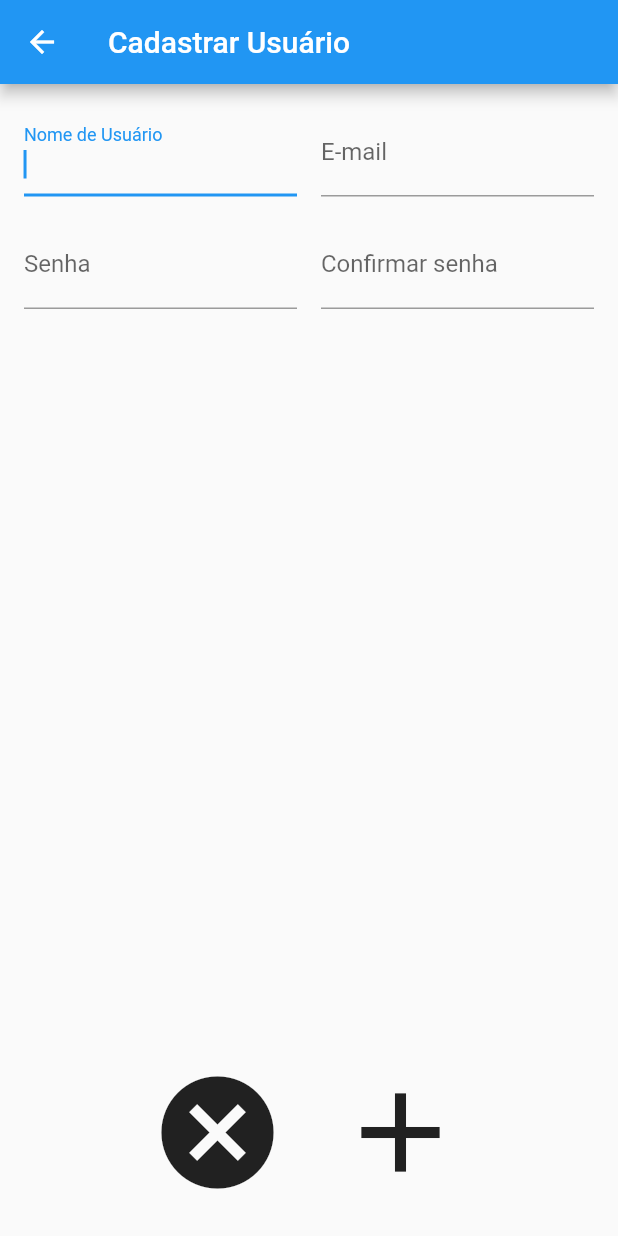
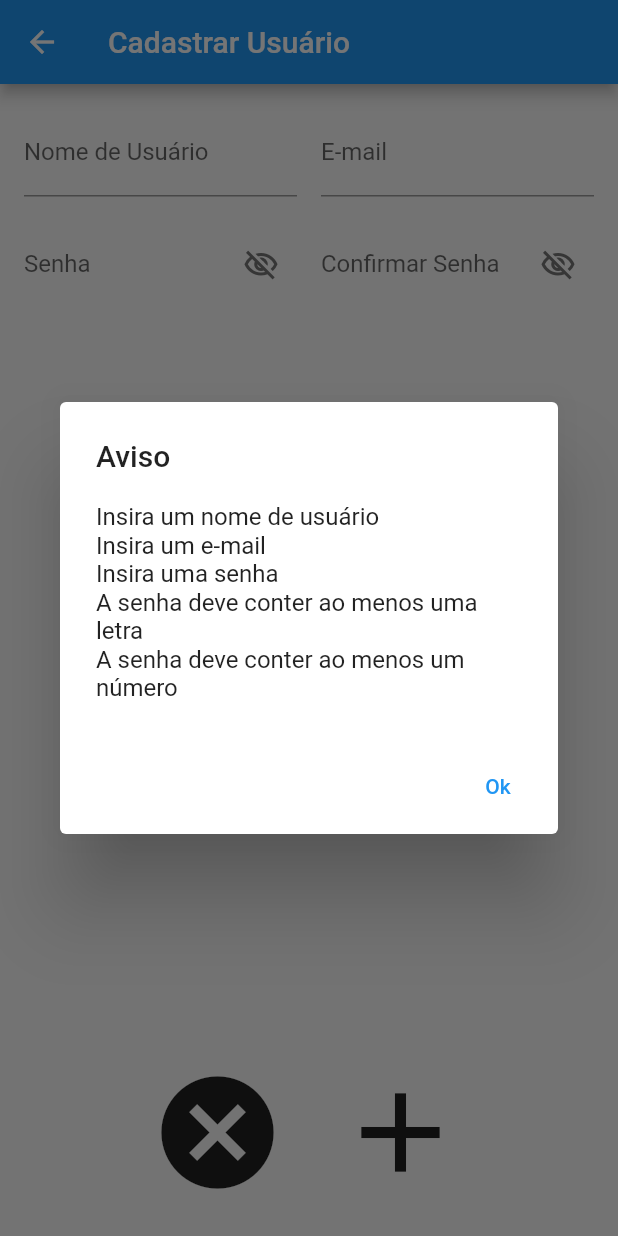
Before and after one commit to RVairoletto/prototipo-navegacao, a Flutter app: the UsuariosFormView screen opened by its route, after a tap on the "add" icon, on a phone screen of 412 x 824 dp. Run offline on Flutter 3.47's test engine with Material 2 defaults, Android fonts, the phone set to English and light mode, and no system bars.

Commit message:
validações de senha, obscurecimento dos campos de senha e consistência de avisos

```diff
--- a/lib/controller/controller_login.dart
+++ b/lib/controller/controller_login.dart
@@ -1,5 +1,3 @@
-import 'dart:convert';
-
 import 'package:flutter/material.dart';
 import 'package:prototipo_navegacao/api/api_response.dart';
 import 'package:prototipo_navegacao/api/api_client.dart';
--- a/lib/view/usuarios/usuarios_form.dart
+++ b/lib/view/usuarios/usuarios_form.dart
@@ -15,6 +15,12 @@ class _UsuariosFormViewState extends State<UsuariosFormView> {
   TextEditingController ctrSenha = TextEditingController();
   TextEditingController ctrConfirmarSenha = TextEditingController();
   ControllerUsuarios controllerUsuario = ControllerUsuarios();
+
+  RegExp regExpLetras = RegExp('[a-zA-Z]');
+  RegExp regExpNumeros = RegExp('[0-9]');
+
+  bool exibirSenha = false;
+  bool exibirConfirmarSenha = false;
 
   UsuarioModel usuario = UsuarioModel();
 
@@ -77,16 +83,44 @@ class _UsuariosFormViewState extends State<UsuariosFormView> {
                             padding: const EdgeInsets.all(8.0),
                             child: TextFormField(
                               controller: ctrSenha,
-                            autovalidateMode: AutovalidateMode.onUserInteraction,
+                              obscureText: !exibirSenha,
+                              autovalidateMode:
+                                  AutovalidateMode.onUserInteraction,
                               onChanged: (value) => setState(() {
                                 //feito para o validator do campo de confirmar senha atualizar
                                 //caso esse campo se torne igual ao de confirmar senha
                               }),
-                            decoration: const InputDecoration(
-                              label: Text("Senha")
+                              decoration: InputDecoration(
+                                labelText: 'Senha',
+                                border: InputBorder.none,
+                                suffixIcon: InkWell(
+                                  onTap: () => setState(
+                                    () => exibirSenha = !exibirSenha,
+                                  ),
+                                  child: Icon(
+                                    exibirSenha
+                                        ? Icons.visibility_outlined
+                                        : Icons.visibility_off_outlined,
+                                    color: const Color(0xFF757575),
+                                  ),
+                                ),
                               ),
                               validator: ((value) {
-                              //validar senha
+                                if (value!.isEmpty) {
+                                  return 'Digite uma senha';
+                                }
+
+                                if (value.length < 8) {
+                                  return 'A senha deve ter no mínimo 8 caracteres';
+                                }
+
+                                if (!regExpLetras.hasMatch(value)) {
+                                  return 'A senha deve ter pelo menos uma letra';
+                                }
+
+                                if (!regExpNumeros.hasMatch(value)) {
+                                  return 'A senha deve ter pelo menos um número';
+                                }
                               }),
                             ),
                           ),
@@ -98,16 +132,30 @@ class _UsuariosFormViewState extends State<UsuariosFormView> {
                             child: TextFormField(
                               autovalidateMode: AutovalidateMode.always,
                               controller: ctrConfirmarSenha,
+                              obscureText: !exibirConfirmarSenha,
                               validator: (value) {
-                              if(value != ctrSenha.text)
-                              {
+                                if (value != ctrSenha.text) {
                                   return 'As senhas devem ser iguais';
                                 }
 
                                 return null;
                               },
-                            decoration: const InputDecoration(
-                                label: Text("Confirmar senha")),
+                              decoration: InputDecoration(
+                                labelText: 'Confirmar Senha',
+                                border: InputBorder.none,
+                                suffixIcon: InkWell(
+                                  onTap: () => setState(
+                                    () => exibirConfirmarSenha =
+                                        !exibirConfirmarSenha,
+                                  ),
+                                  child: Icon(
+                                    exibirSenha
+                                        ? Icons.visibility_outlined
+                                        : Icons.visibility_off_outlined,
+                                    color: const Color(0xFF757575),
+                                  ),
+                                ),
+                              ),
                             ),
                           ),
                         ),
@@ -149,29 +197,78 @@ class _UsuariosFormViewState extends State<UsuariosFormView> {
                           splashRadius: 45,
                           onPressed: (() {
                             //salvar no banco
+                            String msgErro = '';
+
+                            if (ctrNomeUsuario.text == '') {
+                              msgErro = 'Insira um nome de usuário\n';
+                            }
+                            if (ctrEmail.text == '') {
+                              msgErro += 'Insira um e-mail\n';
+                            }
+                            if (ctrSenha.text == '') {
+                              msgErro += 'Insira uma senha\n';
+                            } else if (ctrSenha.text.length < 8) {
+                              msgErro +=
+                                  'A senha deve ter ao menos 8 caracteres\n';
+                            }
+                            if (ctrSenha.text != ctrConfirmarSenha.text) {
+                              msgErro += 'As senhas devem ser iguais\n';
+                            }
+
+                            if (!regExpLetras.hasMatch(ctrSenha.text)) {
+                              msgErro +=
+                                  'A senha deve conter ao menos uma letra\n';
+                            }
+
+                            if (!regExpNumeros.hasMatch(ctrSenha.text)) {
+                              msgErro +=
+                                  'A senha deve conter ao menos um número';
+                            }
+
+                            if (msgErro != '') {
+                              showDialog(
+                                  context: context,
+                                  builder: (context) {
+                                    return AlertDialog(
+                                      title: const Text('Aviso'),
+                                      content: Text(msgErro),
+                                      actions: [
+                                        TextButton(
+                                            onPressed: (() =>
+                                                Navigator.pop(context)),
+                                            child: const Text('Ok'))
+                                      ],
+                                    );
+                                  });
+
+                              return;
+                            }
+
                             usuario.name = ctrNomeUsuario.text;
                             usuario.email = ctrEmail.text;
                             usuario.password = ctrSenha.text;
 
-                          final dynamic isUsuarioPosted = controllerUsuario.postUsuario(context, usuario);
+                            final dynamic isUsuarioPosted =
+                                controllerUsuario.postUsuario(context, usuario);
 
                             //Salvou com sucesso
-                          if(isUsuarioPosted != null ){ //&& isUsuarioPosted.runtimeType == UsuarioModel
+                            if (isUsuarioPosted != null) {
+                              //&& isUsuarioPosted.runtimeType == UsuarioModel
                               showDialog(
                                   context: context,
                                   builder: ((context) {
                                     return AlertDialog(
                                       title: const Text('Sucesso'),
-                                  content: const Text('Seu cadastro foi registrado'),
+                                      content: const Text(
+                                          'Seu cadastro foi registrado'),
                                       actions: [
                                         TextButton(
-                                      onPressed: (() => Navigator.pop(context)),
-                                      child: const Text('Ok')
-                                    )
+                                            onPressed: (() =>
+                                                Navigator.pop(context)),
+                                            child: const Text('Ok'))
                                       ],
                                     );
-                              })
-                            );
+                                  }));
 
                               Navigator.pop(context, true);
                             }
@@ -182,16 +279,16 @@ class _UsuariosFormViewState extends State<UsuariosFormView> {
                                   builder: ((context) {
                                     return AlertDialog(
                                       title: const Text('Algo deu errado'),
-                                  content: Text('O usuário não pôde ser salvo\n$isUsuarioPosted'),
+                                      content: Text(
+                                          'O usuário não pôde ser salvo\n$isUsuarioPosted'),
                                       actions: [
                                         TextButton(
-                                      onPressed: (() => Navigator.pop(context, false)),
-                                      child: const Text('Ok')
-                                    )
+                                            onPressed: (() =>
+                                                Navigator.pop(context, false)),
+                                            child: const Text('Ok'))
                                       ],
                                     );
-                              })
-                            );
+                                  }));
                             }
                           }),
                         ),
@@ -202,7 +299,6 @@ class _UsuariosFormViewState extends State<UsuariosFormView> {
               )
             ],
           ),
-      )
-    );
+        ));
   }
 }
```
Lines whose indentation alone changed are shown as unchanged.
